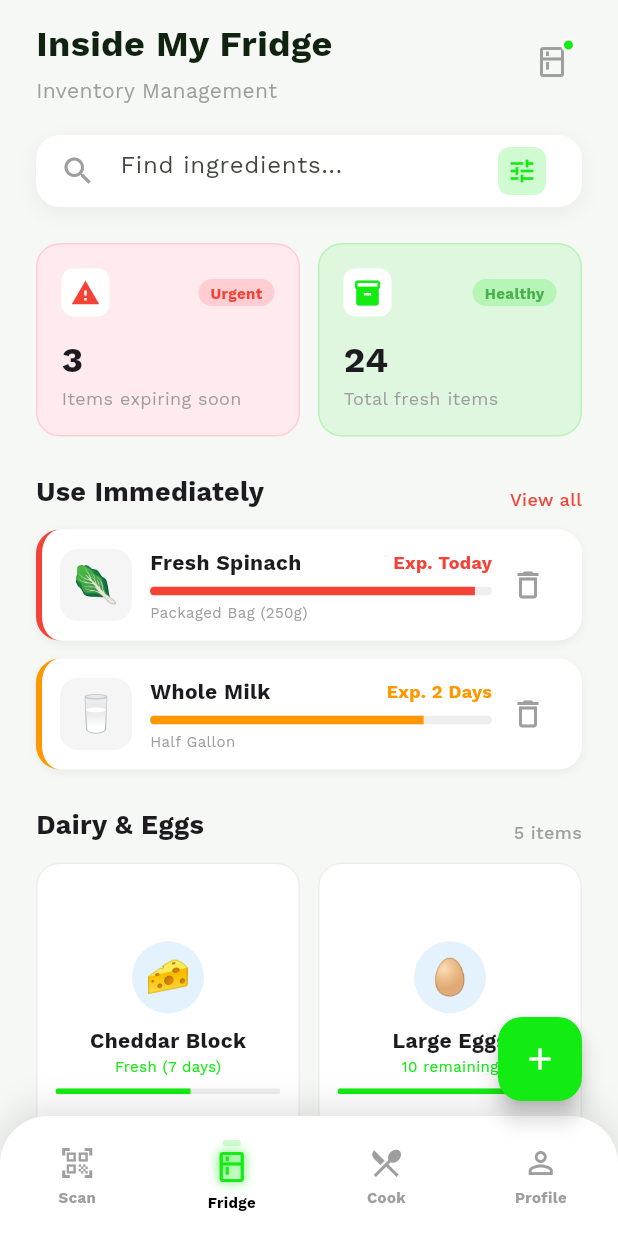
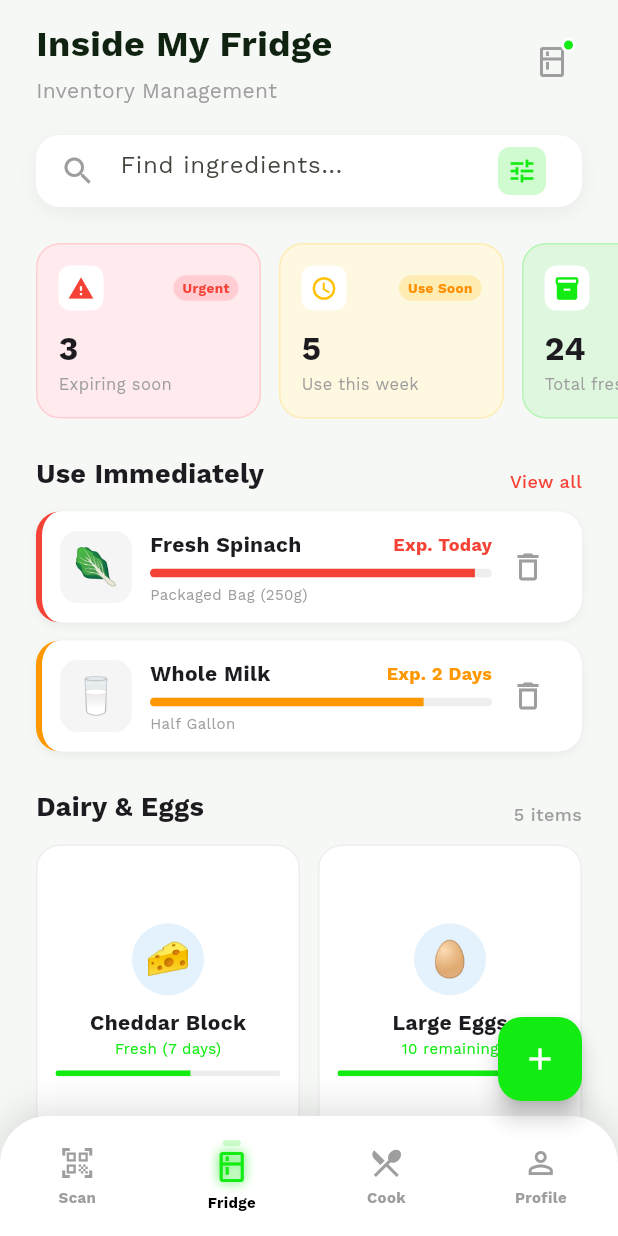
Before and after one commit to HalimACeylan/fresh-fridge, a Flutter app: the InsideFridgeScreen screen opened by its route, on a phone screen of 412 x 824 dp. Run offline on Flutter 3.47's test engine with Material 3 defaults, Android fonts, the phone set to English and light mode, and no system bars; our stand-ins replace google_fonts; network calls fail.

Commit message:
feat: Implement horizontally scrollable fridge stats with a new "Use Soon" card, refactor stat card rendering, and disable SafeArea bottom padding in the admin screen.

```diff
--- a/lib/screens/home_manager_admin_screen.dart
+++ b/lib/screens/home_manager_admin_screen.dart
@@ -11,6 +11,7 @@ class HomeManagerAdminScreen extends StatelessWidget {
     return Scaffold(
       backgroundColor: const Color(0xFFF6F8F6),
       body: SafeArea(
+        bottom: false,
         child: Stack(
           children: [
             Column(
--- a/lib/screens/inside_fridge_screen.dart
+++ b/lib/screens/inside_fridge_screen.dart
@@ -204,15 +204,69 @@ class InsideFridgeScreen extends StatelessWidget {
   }
 
   Widget _buildStatsGrid() {
-    return Row(
+    return SingleChildScrollView(
+      scrollDirection: Axis.horizontal,
+      clipBehavior: Clip.none,
+      child: Row(
         children: [
-        Expanded(
-          child: Container(
-            padding: const EdgeInsets.all(16),
+          _buildStatCard(
+            color: Colors.red[50]!,
+            borderColor: Colors.red[100]!,
+            icon: Icons.warning,
+            iconColor: Colors.red,
+            badgeColor: Colors.red[100]!,
+            badgeTextColor: Colors.red,
+            badge: 'Urgent',
+            count: '3',
+            label: 'Expiring soon',
+          ),
+          const SizedBox(width: 12),
+          _buildStatCard(
+            color: Colors.amber[50]!,
+            borderColor: Colors.amber[100]!,
+            icon: Icons.schedule,
+            iconColor: Colors.amber,
+            badgeColor: Colors.amber[100]!,
+            badgeTextColor: Colors.amber[800]!,
+            badge: 'Use Soon',
+            count: '5',
+            label: 'Use this week',
+          ),
+          const SizedBox(width: 12),
+          _buildStatCard(
+            color: const Color(0xFF13EC13).withOpacity(0.1),
+            borderColor: const Color(0xFF13EC13).withOpacity(0.2),
+            icon: Icons.inventory_2,
+            iconColor: const Color(0xFF13EC13),
+            badgeColor: const Color(0xFF13EC13).withOpacity(0.2),
+            badgeTextColor: Colors.green,
+            badge: 'Healthy',
+            count: '24',
+            label: 'Total fresh items',
+          ),
+        ],
+      ),
+    );
+  }
+
+  Widget _buildStatCard({
+    required Color color,
+    required Color borderColor,
+    required IconData icon,
+    required Color iconColor,
+    required Color badgeColor,
+    required Color badgeTextColor,
+    required String badge,
+    required String count,
+    required String label,
+  }) {
+    return Container(
+      width: 150,
+      padding: const EdgeInsets.all(14),
       decoration: BoxDecoration(
-              color: Colors.red[50],
+        color: color,
         borderRadius: BorderRadius.circular(16),
-              border: Border.all(color: Colors.red[100]!),
+        border: Border.all(color: borderColor),
       ),
       child: Column(
         crossAxisAlignment: CrossAxisAlignment.start,
@@ -226,108 +280,38 @@ class InsideFridgeScreen extends StatelessWidget {
                   color: Colors.white,
                   borderRadius: BorderRadius.circular(8),
                 ),
-                      child: const Icon(
-                        Icons.warning,
-                        color: Colors.red,
-                        size: 20,
-                      ),
+                child: Icon(icon, color: iconColor, size: 18),
               ),
               Container(
-                      padding: const EdgeInsets.symmetric(
-                        horizontal: 8,
-                        vertical: 2,
-                      ),
+                padding: const EdgeInsets.symmetric(horizontal: 6, vertical: 2),
                 decoration: BoxDecoration(
-                        color: Colors.red[100],
+                  color: badgeColor,
                   borderRadius: BorderRadius.circular(12),
                 ),
-                      child: const Text(
-                        'Urgent',
+                child: Text(
+                  badge,
                   style: TextStyle(
-                          color: Colors.red,
-                          fontSize: 10,
+                    color: badgeTextColor,
+                    fontSize: 9,
                     fontWeight: FontWeight.bold,
                   ),
                 ),
               ),
             ],
           ),
-                const SizedBox(height: 12),
-                const Text(
-                  '3',
-                  style: TextStyle(fontSize: 24, fontWeight: FontWeight.bold),
+          const SizedBox(height: 10),
+          Text(
+            count,
+            style: const TextStyle(fontSize: 22, fontWeight: FontWeight.bold),
           ),
-                const Text(
-                  'Items expiring soon',
-                  style: TextStyle(fontSize: 12, color: Colors.grey),
+          Text(
+            label,
+            style: const TextStyle(fontSize: 11, color: Colors.grey),
+            maxLines: 1,
+            overflow: TextOverflow.ellipsis,
           ),
         ],
       ),
-          ),
-        ),
-        const SizedBox(width: 12),
-        Expanded(
-          child: Container(
-            padding: const EdgeInsets.all(16),
-            decoration: BoxDecoration(
-              color: const Color(0xFF13EC13).withOpacity(0.1),
-              borderRadius: BorderRadius.circular(16),
-              border: Border.all(
-                color: const Color(0xFF13EC13).withOpacity(0.2),
-              ),
-            ),
-            child: Column(
-              crossAxisAlignment: CrossAxisAlignment.start,
-              children: [
-                Row(
-                  mainAxisAlignment: MainAxisAlignment.spaceBetween,
-                  children: [
-                    Container(
-                      padding: const EdgeInsets.all(6),
-                      decoration: BoxDecoration(
-                        color: Colors.white,
-                        borderRadius: BorderRadius.circular(8),
-                      ),
-                      child: const Icon(
-                        Icons.inventory_2,
-                        color: Color(0xFF13EC13),
-                        size: 20,
-                      ),
-                    ),
-                    Container(
-                      padding: const EdgeInsets.symmetric(
-                        horizontal: 8,
-                        vertical: 2,
-                      ),
-                      decoration: BoxDecoration(
-                        color: const Color(0xFF13EC13).withOpacity(0.2),
-                        borderRadius: BorderRadius.circular(12),
-                      ),
-                      child: const Text(
-                        'Healthy',
-                        style: TextStyle(
-                          color: Colors.green,
-                          fontSize: 10,
-                          fontWeight: FontWeight.bold,
-                        ),
-                      ),
-                    ),
-                  ],
-                ),
-                const SizedBox(height: 12),
-                const Text(
-                  '24',
-                  style: TextStyle(fontSize: 24, fontWeight: FontWeight.bold),
-                ),
-                const Text(
-                  'Total fresh items',
-                  style: TextStyle(fontSize: 12, color: Colors.grey),
-                ),
-              ],
-            ),
-          ),
-        ),
-      ],
     );
   }
 
```
Lines whose indentation alone changed are shown as unchanged.
